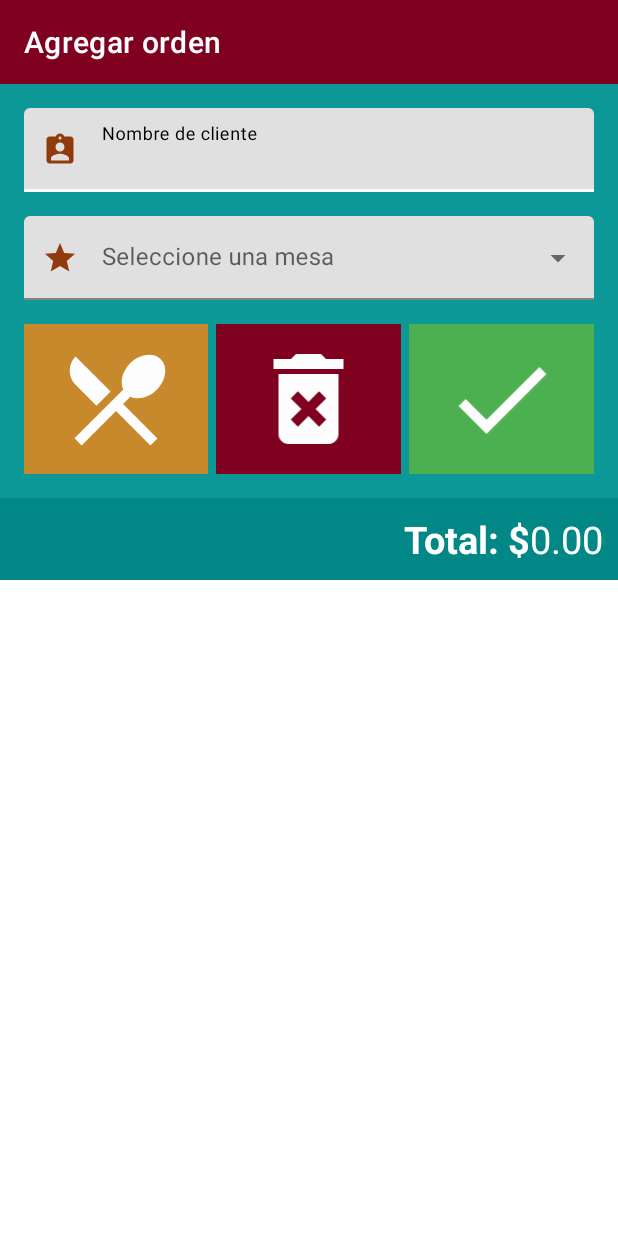
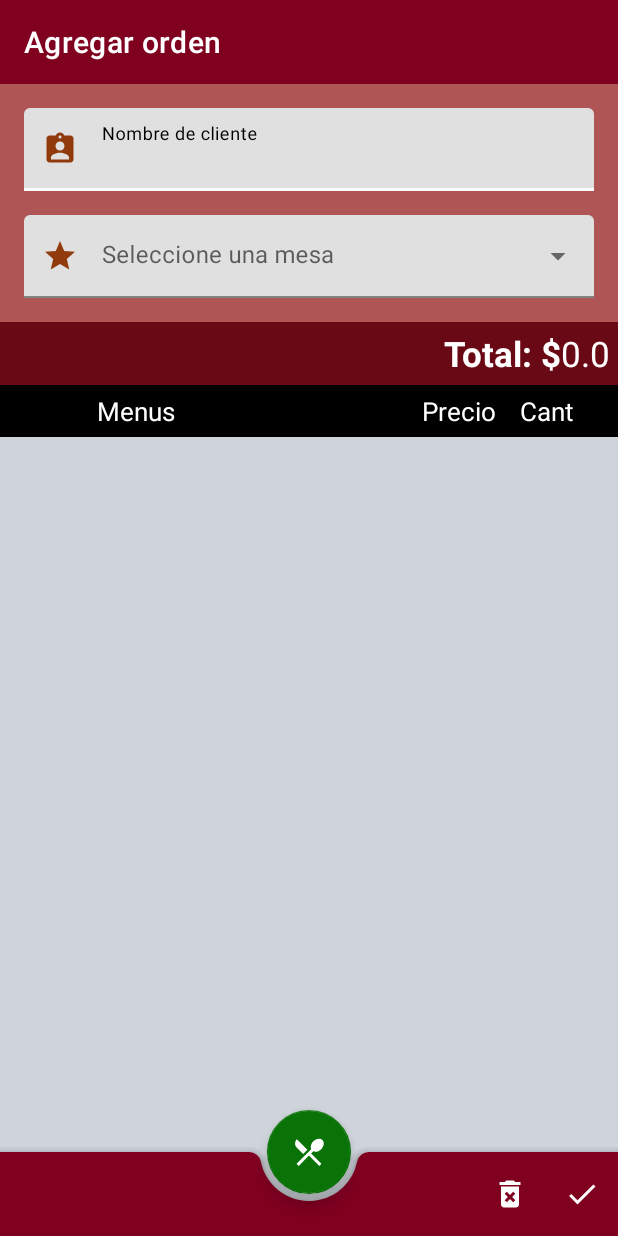
Before and after one commit to juanmolina2402/SpeedyPizzaV1, an Android app: the AddOrderActivity screen opened directly, with no data from a screen before it, on a phone screen of 412 x 824 dp. Run offline under Robolectric (Android 15) with nearby library versions, the phone set to English and light mode, and no system bars; 2 statements that could not run were skipped.

Commit message:
Add Order design

```diff
--- a/app/src/main/java/com/restaurant_bd/speedypizza/AddOrderActivity.java
+++ b/app/src/main/java/com/restaurant_bd/speedypizza/AddOrderActivity.java
@@ -4,7 +4,9 @@ import static com.restaurant_bd.speedypizza.Adapters.MenuAdapter.listaTemporal;
 import android.content.Intent;
 import android.content.pm.ActivityInfo;
 import android.os.Bundle;
+import android.view.MenuItem;
 import android.view.View;
+import android.view.WindowManager;
 import android.widget.ArrayAdapter;
 import android.widget.AutoCompleteTextView;
 import android.widget.ImageView;
@@ -14,6 +16,9 @@ import androidx.annotation.NonNull;
 import androidx.appcompat.app.AppCompatActivity;
 import androidx.recyclerview.widget.LinearLayoutManager;
 import androidx.recyclerview.widget.RecyclerView;
+
+import com.google.android.material.bottomappbar.BottomAppBar;
+import com.google.android.material.floatingactionbutton.FloatingActionButton;
 import com.restaurant_bd.speedypizza.Adapters.MenuAdapter;
 import com.restaurant_bd.speedypizza.Adapters.OrderAdapter;
 import com.restaurant_bd.speedypizza.Adapters.OrderDialog;
@@ -24,7 +29,6 @@ import com.restaurant_bd.speedypizza.Models.Mesa;
 import com.restaurant_bd.speedypizza.Models.Pedido;
 import com.restaurant_bd.speedypizza.Services.MesaAdapter;
 import com.restaurant_bd.speedypizza.Services.PedidoAdapter;
-
 import java.text.DateFormat;
 import java.text.SimpleDateFormat;
 import java.util.ArrayList;
@@ -48,9 +52,15 @@ public class AddOrderActivity extends AppCompatActivity implements OrderDialog.R
         super.onCreate(savedInstanceState);
         setContentView(R.layout.activity_add_order);
         setRequestedOrientation(ActivityInfo.SCREEN_ORIENTATION_PORTRAIT);
+        getWindow().setSoftInputMode(WindowManager.LayoutParams.SOFT_INPUT_ADJUST_NOTHING);
 
         tvTotal = findViewById(R.id.tv_total);
         rvPedidos = findViewById(R.id.rvPedidos);
+        FloatingActionButton btnAgregar  = findViewById(R.id.fab2);
+        BottomAppBar bar = findViewById(R.id.bottomAppBar);
+
+        btnAgregar.setOnClickListener(v -> startActivityForResult(new Intent(AddOrderActivity.this, CategoryActivity.class), 1));
+        setSupportActionBar(bar);
 
         Call<List<Mesa>> callMesa = MesaAdapter.getApiServiceMesa().getMesa();
         callMesa.enqueue(getMesasCallback);
@@ -104,27 +114,24 @@ public class AddOrderActivity extends AppCompatActivity implements OrderDialog.R
                 Toast.makeText(AddOrderActivity.this, "" + t.getMessage(), Toast.LENGTH_LONG).show();
             }
         });
+    }
 
+    @Override
+    public boolean onCreateOptionsMenu(android.view.Menu menu) {
+        getMenuInflater().inflate(R.menu.bottom_app_bar, menu);
+        return true;
+    }
 
-
-
-
-
-        ImageView btnAgregar  = findViewById(R.id.btn_agregar);
-        btnAgregar.setOnClickListener(v ->
-                startActivityForResult(new Intent(AddOrderActivity.this, CategoryActivity.class), 1)
-        );
-
-        ImageView btnLimpiar  = findViewById(R.id.btn_clear);
-        btnLimpiar.setOnClickListener(v -> {
+    @Override
+    public boolean onOptionsItemSelected(MenuItem item) {
+        int id = item.getItemId();
+        if (id == R.id.btn_clear) {
             clear();
             updateList();
-        });
-
-       /* ImageView btnAceptar  = findViewById(R.id.btn_aceptar);
-        btnAceptar.setOnClickListener(v -> {
+        }else{
             finish();
-        });*/
+        }
+        return super.onOptionsItemSelected(item);
     }
 
     private final Callback<List<Mesa>> getMesasCallback = new Callback<List<Mesa>>() {
--- a/app/src/main/res/layout/activity_add_order.xml
+++ b/app/src/main/res/layout/activity_add_order.xml
@@ -1,4 +1,3 @@
-<?xml version="1.0" encoding="utf-8"?>
 <LinearLayout
     xmlns:android="http://schemas.android.com/apk/res/android"
     xmlns:app="http://schemas.android.com/apk/res-auto"
@@ -23,7 +22,7 @@
         android:paddingLeft="16dp"
         android:paddingRight="16dp"
         android:paddingTop="16dp"
-        android:background="#0B9897"
+        android:background="#D39F3232"
         android:hint="@string/edt_cliente"
         app:startIconDrawable="@drawable/user"
         app:startIconTint="@color/orange"
@@ -32,7 +31,7 @@
 
         <com.google.android.material.textfield.TextInputEditText
             android:layout_width="match_parent"
-            android:layout_height="wrap_content"
+            android:layout_height="55dp"
             android:textColor="@color/black" />
     </com.google.android.material.textfield.TextInputLayout>
 
@@ -40,19 +39,17 @@
         style="@style/Widget.MaterialComponents.TextInputLayout.FilledBox.ExposedDropdownMenu"
         android:layout_width="match_parent"
         android:layout_height="wrap_content"
-        android:paddingLeft="16dp"
-        android:paddingRight="16dp"
-        android:paddingTop="16dp"
+        android:padding="16dp"
+        android:background="#D39F3232"
+        android:hint="@string/til_selmesa"
         app:startIconDrawable="@drawable/tables"
         app:startIconTint="@color/orange"
-        android:hint="@string/til_selmesa"
-        android:background="#0B9897"
         app:hintTextColor="@color/black">
 
         <AutoCompleteTextView
             android:id="@+id/menu"
             android:layout_width="match_parent"
-            android:layout_height="wrap_content"
+            android:layout_height="55dp"
             android:inputType="none"
             tools:ignore="LabelFor" />
 
@@ -61,52 +58,9 @@
     <LinearLayout
         android:layout_width="match_parent"
         android:layout_height="wrap_content"
-        android:padding="16dp"
-        android:gravity="center"
-        android:background="#0B9897"
-        android:orientation="horizontal">
-
-        <ImageView
-            android:id="@+id/btn_agregar"
-            android:layout_width="0dp"
-            android:layout_height="100dp"
-            android:layout_weight="0.3"
-            android:layout_marginEnd="05dp"
-            android:padding="10dp"
-            android:background="#C8892C"
-            android:contentDescription="@string/btn_agregar"
-            android:src="@drawable/add"/>
-
-        <ImageView
-            android:id="@+id/btn_clear"
-            android:layout_width="0dp"
-            android:layout_height="100dp"
-            android:layout_weight="0.3"
-            android:layout_marginEnd="05dp"
-            android:padding="10dp"
-            android:background="@color/red"
-            android:src="@drawable/clear"
-            tools:ignore="ContentDescription" />
-
-        <ImageView
-            android:id="@+id/btn_aceptar"
-            android:layout_width="0dp"
-            android:layout_height="100dp"
-            android:layout_weight="0.3"
-            android:padding="10dp"
-            android:background="#4CAF50"
-            android:src="@drawable/accept"
-            tools:ignore="ContentDescription" />
-
-    </LinearLayout>
-
-    <LinearLayout
-        android:layout_width="match_parent"
-        android:layout_height="wrap_content"
-        android:layout_marginBottom="10dp"
         android:gravity="end"
-        android:background="@color/teal_700"
-        android:padding="10dp"
+        android:background="@color/ic_index_background"
+        android:padding="05dp"
         android:orientation="horizontal">
 
         <TextView
@@ -116,7 +70,7 @@
             android:textColor="@color/white"
             android:textStyle="bold"
             android:gravity="end"
-            android:textSize="25sp"/>
+            android:textSize="23sp"/>
 
         <TextView
             android:id="@+id/tv_total"
@@ -125,13 +79,86 @@
             android:text="@string/tv_totaln"
             android:textColor="@color/white"
             android:gravity="end"
-            android:textSize="25sp"/>
+            android:textSize="23sp"/>
 
     </LinearLayout>
 
-    <androidx.recyclerview.widget.RecyclerView
-        android:id="@+id/rvPedidos"
+    <LinearLayout
         android:layout_width="match_parent"
-        android:layout_height="wrap_content"/>
+        android:layout_height="wrap_content"
+        android:paddingTop="05dp"
+        android:paddingBottom="05dp"
+        android:background="@color/black"
+        android:orientation="horizontal">
+
+        <TextView
+            android:layout_width="0dp"
+            android:layout_height="wrap_content"
+            android:layout_weight="0.15"/>
+
+        <TextView
+            android:layout_width="0dp"
+            android:layout_height="wrap_content"
+            android:layout_weight="0.5"
+            android:text="@string/menus"
+            android:textColor="@color/white"
+            android:textSize="17sp"/>
+
+        <TextView
+            android:layout_width="0dp"
+            android:layout_height="wrap_content"
+            android:layout_weight="0.15"
+            android:text="@string/precio"
+            android:textColor="@color/white"
+            android:textSize="17sp"/>
+
+        <TextView
+            android:layout_width="0dp"
+            android:layout_height="wrap_content"
+            android:layout_weight="0.15"
+            android:text="@string/cant"
+            android:textColor="@color/white"
+            android:textSize="17sp"/>
+
+    </LinearLayout>
+
+    <androidx.coordinatorlayout.widget.CoordinatorLayout
+        android:layout_width="match_parent"
+        android:layout_height="match_parent"
+        android:paddingTop="10dp"
+        android:background="#ced4da">
+
+        <androidx.core.widget.NestedScrollView
+            android:layout_width="match_parent"
+            android:layout_height="match_parent"
+            android:paddingBottom="100dp"
+            android:clipToPadding="false">
+
+            <androidx.recyclerview.widget.RecyclerView
+                android:id="@+id/rvPedidos"
+                android:layout_width="match_parent"
+                android:layout_height="match_parent"/>
+
+        </androidx.core.widget.NestedScrollView>
+
+        <com.google.android.material.bottomappbar.BottomAppBar
+            android:id="@+id/bottomAppBar"
+            android:layout_width="match_parent"
+            android:layout_height="wrap_content"
+            android:layout_gravity="bottom"
+            android:backgroundTint="@color/red"
+            app:menu="@menu/bottom_app_bar"/>
+
+        <com.google.android.material.floatingactionbutton.FloatingActionButton
+            android:id="@+id/fab2"
+            android:layout_width="wrap_content"
+            android:layout_height="wrap_content"
+            app:srcCompat="@drawable/add"
+            app:backgroundTint="@color/green"
+            app:tint="@color/white"
+            app:layout_anchor="@id/bottomAppBar"
+            tools:ignore="ContentDescription" />
+
+    </androidx.coordinatorlayout.widget.CoordinatorLayout>
 
 </LinearLayout>
--- a/app/src/main/res/layout/activity_login.xml
+++ b/app/src/main/res/layout/activity_login.xml
@@ -41,7 +41,7 @@
 
             <com.google.android.material.textfield.TextInputEditText
                 android:layout_width="match_parent"
-                android:layout_height="wrap_content"
+                android:layout_height="55dp"
                 android:background="@android:color/transparent"
                 android:textColor="@color/white" />
         </com.google.android.material.textfield.TextInputLayout>
@@ -61,7 +61,7 @@
 
             <com.google.android.material.textfield.TextInputEditText
                 android:layout_width="match_parent"
-                android:layout_height="wrap_content"
+                android:layout_height="55dp"
                 android:background="@android:color/transparent"
                 android:textColor="@color/white" />
         </com.google.android.material.textfield.TextInputLayout>
--- a/app/src/main/res/layout/activity_menu.xml
+++ b/app/src/main/res/layout/activity_menu.xml
@@ -5,11 +5,12 @@
     xmlns:tools="http://schemas.android.com/tools"
     android:layout_width="match_parent"
     android:layout_height="match_parent"
+    android:background="#ced4da"
     tools:context=".MenuActivity">
 
     <ScrollView
         android:layout_width="match_parent"
-        android:layout_height="wrap_content"
+        android:layout_height="match_parent"
         app:layout_constraintTop_toTopOf="parent">
 
         <LinearLayout
--- a/app/src/main/res/layout/dialog_menu.xml
+++ b/app/src/main/res/layout/dialog_menu.xml
@@ -22,7 +22,7 @@
         android:id="@+id/tvProducto"
         android:layout_width="match_parent"
         android:layout_height="wrap_content"
-        android:paddingStart="1dp"
+        android:paddingStart="05dp"
         android:layout_margin="10dp"
         android:textColor="@color/black"
         android:textStyle="bold"
--- /dev/null
+++ b/app/src/main/res/menu/bottom_app_bar.xml
@@ -0,0 +1,16 @@
+<menu xmlns:android="http://schemas.android.com/apk/res/android"
+    xmlns:app="http://schemas.android.com/apk/res-auto"
+    xmlns:tools="http://schemas.android.com/tools"
+    tools:context="com.restaurant_bd.speedypizza.AddOrderActivity">
+    <item
+        android:id="@+id/btn_clear"
+        android:icon="@drawable/clear"
+        android:title="@string/btn_eliminar"
+        app:showAsAction="always"
+        tools:ignore="AlwaysShowAction" />
+    <item
+        android:id="@+id/btn_aceptar"
+        android:icon="@drawable/accept"
+        android:title="@string/itm_exit"
+        app:showAsAction="always" />
+</menu>
--- a/app/src/main/res/values/strings.xml
+++ b/app/src/main/res/values/strings.xml
@@ -20,7 +20,10 @@
     <string name="btn_eliminar">Eliminar</string>
     <string name="btn_aceptar">Aceptar</string>
     <string name="tv_total">Total: $</string>
-    <string name="tv_totaln">0.00</string>
+    <string name="tv_totaln">0.0</string>
+    <string name="menus">Menus</string>
+    <string name="precio">Precio</string>
+    <string name="cant">Cant</string>
 
     //Categorias
     <string name="itm_category">Seleccione categoría</string>
```
